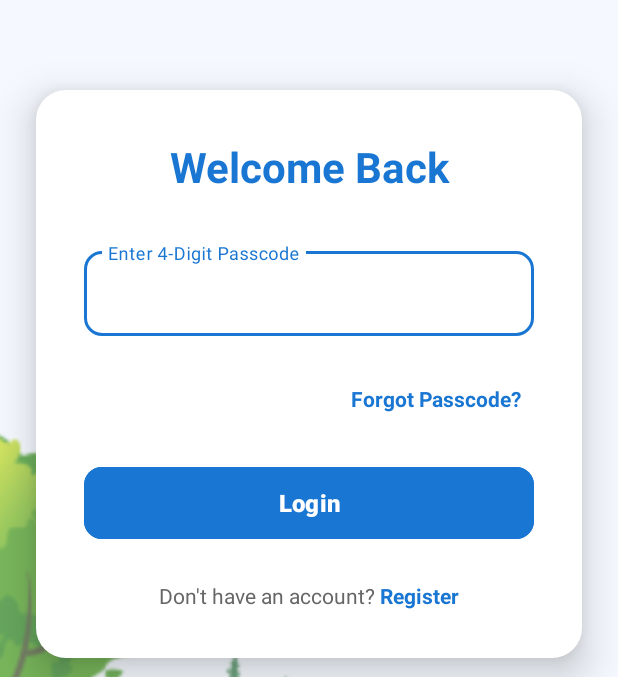
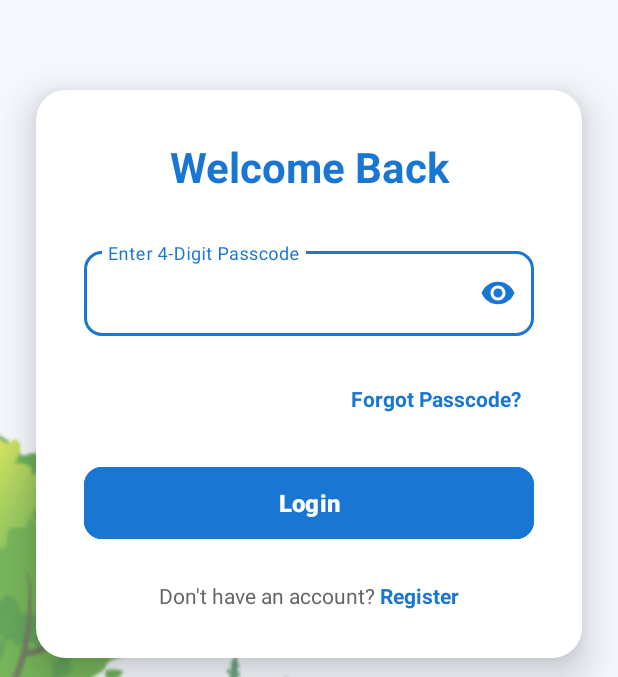
Before and after one commit to thusithassilva/HealthApp, an Android app: the LoginActivity screen opened directly, with no data from a screen before it, on a phone screen of 412 x 824 dp, the part 96-773 px from its top. Run offline under Robolectric (Android 15) with nearby library versions, the phone set to English and light mode, and no system bars; 1 statement that could not run was skipped.

```diff
--- a/app/src/main/java/com/example/healthapp/LoginActivity.kt
+++ b/app/src/main/java/com/example/healthapp/LoginActivity.kt
@@ -3,12 +3,14 @@ package com.example.healthapp
 import android.content.Intent
 import androidx.appcompat.app.AppCompatActivity
 import android.os.Bundle
+import android.text.method.PasswordTransformationMethod
 import android.widget.Toast
 import com.example.healthapp.databinding.ActivityLoginBinding
 
 class LoginActivity : AppCompatActivity() {
 
     private lateinit var binding: ActivityLoginBinding
+    private var isPasswordVisible = false
 
     override fun onCreate(savedInstanceState: Bundle?) {
         super.onCreate(savedInstanceState)
@@ -17,6 +19,7 @@ class LoginActivity : AppCompatActivity() {
 
         checkIfUserRegistered()
         setupClickListeners()
+        setupPasswordVisibility()
     }
 
     private fun checkIfUserRegistered() {
@@ -43,6 +46,32 @@ class LoginActivity : AppCompatActivity() {
         binding.tvForgotPasscode.setOnClickListener {
             Toast.makeText(this, "Please re-register with new passcode", Toast.LENGTH_LONG).show()
         }
+    }
+
+    private fun setupPasswordVisibility() {
+        // Set initial state to show dots
+        binding.etPasscode.transformationMethod = PasswordTransformationMethod.getInstance()
+
+        // Set end icon for password visibility toggle
+        binding.tilPasscode.setEndIconOnClickListener {
+            togglePasswordVisibility()
+        }
+    }
+
+    private fun togglePasswordVisibility() {
+        if (isPasswordVisible) {
+            // Hide password
+            binding.etPasscode.transformationMethod = PasswordTransformationMethod.getInstance()
+            binding.tilPasscode.endIconDrawable = getDrawable(com.google.android.material.R.drawable.design_ic_visibility)
+        } else {
+            // Show password
+            binding.etPasscode.transformationMethod = null
+            binding.tilPasscode.endIconDrawable = getDrawable(com.google.android.material.R.drawable.design_ic_visibility_off)
+        }
+        isPasswordVisible = !isPasswordVisible
+
+        // Move cursor to the end
+        binding.etPasscode.setSelection(binding.etPasscode.text?.length ?: 0)
     }
 
     private fun loginUser() {
--- a/app/src/main/res/layout/activity_login.xml
+++ b/app/src/main/res/layout/activity_login.xml
@@ -94,6 +94,7 @@
 
                 <!-- Passcode Input -->
                 <com.google.android.material.textfield.TextInputLayout
+                    android:id="@+id/tilPasscode"
                     android:layout_width="match_parent"
                     android:layout_height="wrap_content"
                     android:layout_marginBottom="24dp"
@@ -103,14 +104,16 @@
                     app:boxCornerRadiusTopEnd="12dp"
                     app:boxCornerRadiusTopStart="12dp"
                     app:boxStrokeColor="@color/primary_blue"
-                    app:hintTextColor="@color/primary_blue">
+                    app:hintTextColor="@color/primary_blue"
+                    app:endIconMode="password_toggle"
+                    app:endIconTint="@color/primary_blue">
 
                     <com.google.android.material.textfield.TextInputEditText
                         android:id="@+id/etPasscode"
                         android:layout_width="match_parent"
                         android:layout_height="wrap_content"
                         android:hint="Enter 4-Digit Passcode"
-                        android:inputType="number"
+                        android:inputType="numberPassword"
                         android:maxLines="1"
                         android:maxLength="4"
                         android:textColor="@color/primary_blue"
```
Also changed, not shown: app/src/main/java/com/example/healthapp/RegisterActivity.kt (+13 -0 lines).
